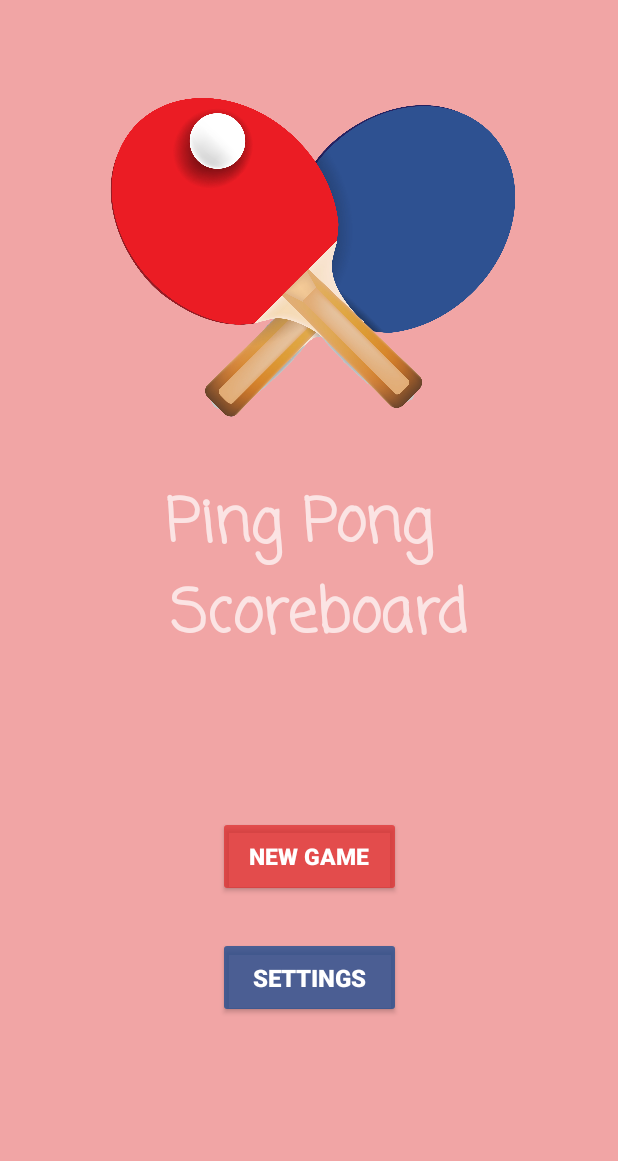
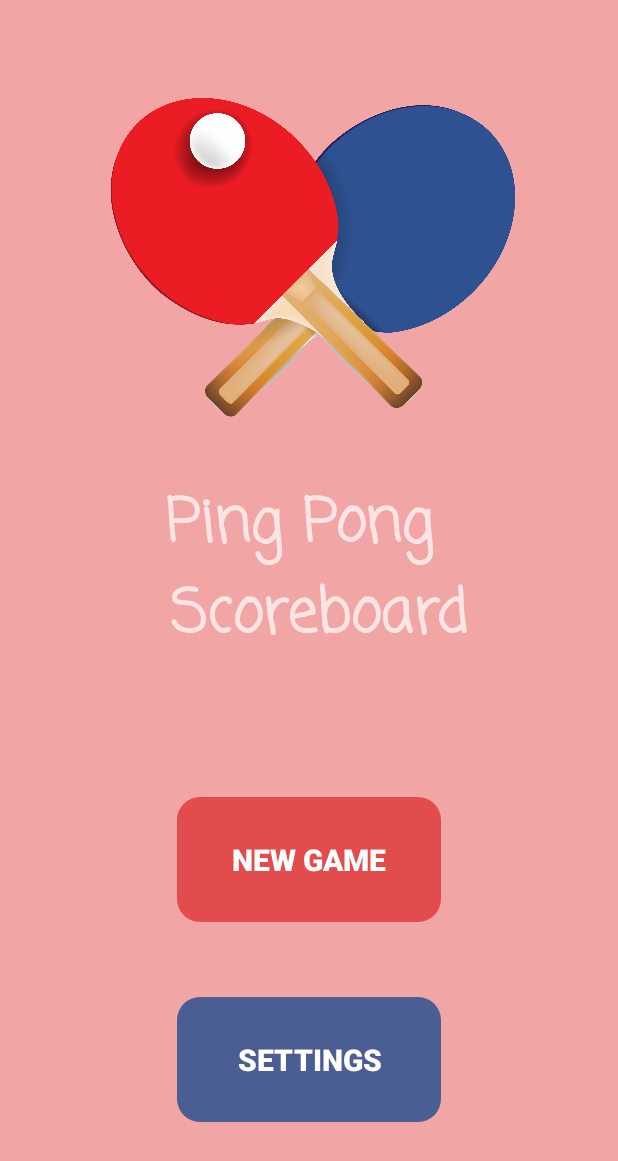
Before and after one commit to DimonkaS/Ping-Pong-Scoreboard, an Android app: the screen it shows after launch (MainActivity), on a phone screen of 412 x 824 dp. Shown: the top 1161 px of the screen. Run offline under Robolectric (Android 15) with nearby library versions, the phone set to English and light mode, and no system bars; our stand-ins replace data binding.

Commit message:
changed styling of title fragment

```diff
--- /dev/null
+++ b/app/src/main/res/drawable/rounded_corner.xml
@@ -0,0 +1,4 @@
+<?xml version="1.0" encoding="utf-8"?>
+<shape xmlns:android="http://schemas.android.com/apk/res/android">
+    <corners android:radius="15dp"/>
+</shape>
--- a/app/src/main/res/layout/fragment_title.xml
+++ b/app/src/main/res/layout/fragment_title.xml
@@ -18,7 +18,6 @@
             android:layout_marginTop="28dp"
             android:src="@drawable/ping_pong_download_png"
             app:layout_constraintEnd_toEndOf="parent"
-            app:layout_constraintHorizontal_bias="1.0"
             app:layout_constraintStart_toStartOf="parent"
             app:layout_constraintTop_toTopOf="parent" />
 
@@ -38,12 +37,12 @@
         <Button
             android:id="@+id/settings_button"
             style="@style/buttonStyle"
-            android:layout_width="122dp"
-            android:layout_height="54dp"
+            android:layout_width="176dp"
+            android:layout_height="83dp"
+            android:layout_marginTop="50dp"
+            android:background="@drawable/rounded_corner"
             android:backgroundTint="#C81E4C8F"
             android:text="@string/settings"
-            android:textSize="16sp"
-            app:layout_constraintBottom_toTopOf="@+id/guideline3"
             app:layout_constraintEnd_toEndOf="parent"
             app:layout_constraintStart_toStartOf="parent"
             app:layout_constraintTop_toBottomOf="@+id/new_game_button" />
@@ -51,27 +50,16 @@
         <Button
             android:id="@+id/new_game_button"
             style="@style/buttonStyle"
+            android:layout_width="176dp"
+            android:layout_height="83dp"
+            android:layout_marginTop="90dp"
+            android:background="@drawable/rounded_corner"
             android:text="@string/new_game"
-            android:textSize="15sp"
             app:layout_constraintBottom_toTopOf="@+id/settings_button"
             app:layout_constraintEnd_toEndOf="parent"
             app:layout_constraintStart_toStartOf="parent"
-            app:layout_constraintTop_toTopOf="@+id/guideline2"
+            app:layout_constraintTop_toBottomOf="@+id/textView"
             app:layout_constraintVertical_chainStyle="spread_inside" />
-
-        <androidx.constraintlayout.widget.Guideline
-            android:id="@+id/guideline2"
-            android:layout_width="wrap_content"
-            android:layout_height="wrap_content"
-            android:orientation="horizontal"
-            app:layout_constraintGuide_begin="544dp" />
-
-        <androidx.constraintlayout.widget.Guideline
-            android:id="@+id/guideline3"
-            android:layout_width="wrap_content"
-            android:layout_height="wrap_content"
-            android:orientation="horizontal"
-            app:layout_constraintGuide_begin="679dp" />
 
     </androidx.constraintlayout.widget.ConstraintLayout>
 </layout>
--- a/app/src/main/res/values/styles.xml
+++ b/app/src/main/res/values/styles.xml
@@ -8,7 +8,7 @@
         <item name="android:layout_height">54dp</item>
         <item name="android:backgroundTint">#B4DD2929</item>
         <item name="android:fontFamily">sans-serif-black</item>
-        <item name="android:textSize">18sp</item>
+        <item name="android:textSize">20sp</item>
     </style>
     <style name="Theme" parent="Theme.AppCompat.NoActionBar">
         <item name="colorPrimaryDark">@color/redBg</item>
```
